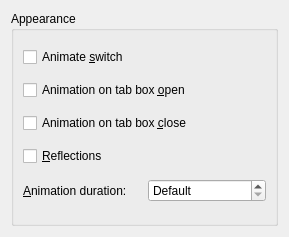
This is effects/coverswitch_config.ui in KDE/kwin as Qt 5 draws it before an edit. The edited form follows.
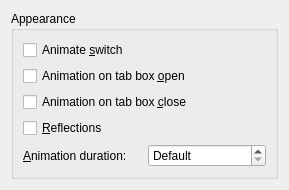
This is the edited form.

The edit to the form file:
```diff
--- a/effects/coverswitch_config.ui
+++ b/effects/coverswitch_config.ui
@@ -6,7 +6,7 @@
     <x>0</x>
     <y>0</y>
     <width>289</width>
-    <height>237</height>
+    <height>190</height>
    </rect>
   </property>
   <layout class="QGridLayout" >
@@ -73,6 +73,19 @@
      </layout>
     </widget>
    </item>
+   <item row="1" column="0" >
+    <spacer name="verticalSpacer" >
+     <property name="orientation" >
+      <enum>Qt::Vertical</enum>
+     </property>
+     <property name="sizeHint" stdset="0" >
+      <size>
+       <width>20</width>
+       <height>0</height>
+      </size>
+     </property>
+    </spacer>
+   </item>
   </layout>
  </widget>
  <tabstops>
```
